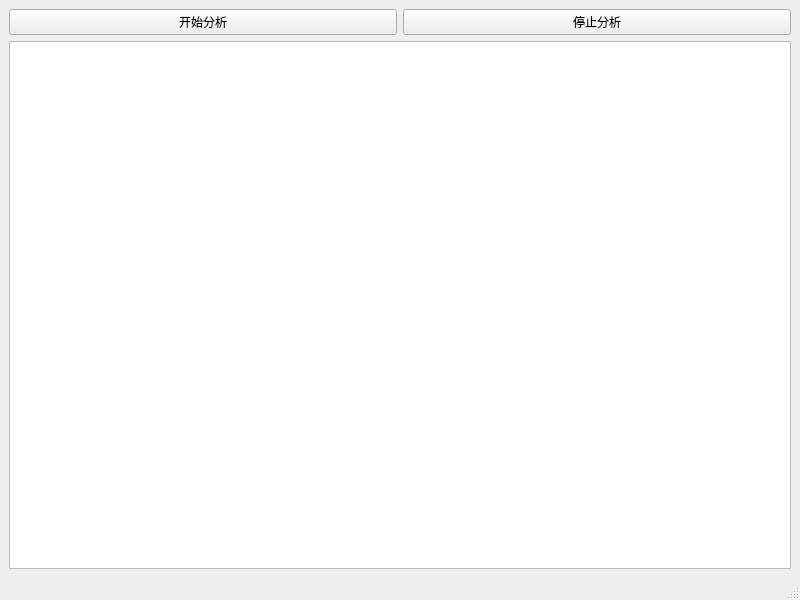
Qt form ui/mainwindow.ui (nayouta/WBSignalDetectWidgetDll) before a commit.
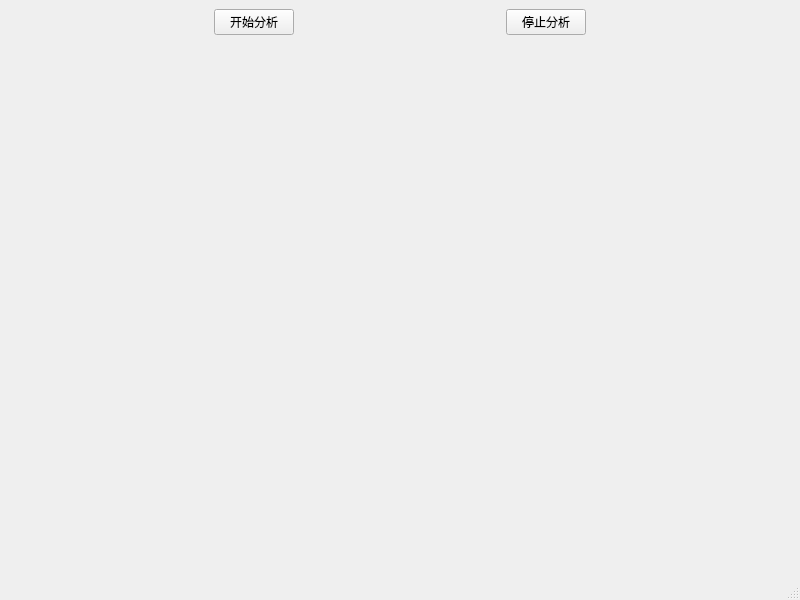
The same form after that commit. Custom widgets are drawn as their Qt base class.

```diff
--- a/ui/mainwindow.ui
+++ b/ui/mainwindow.ui
@@ -14,9 +14,22 @@
    <string>MainWindow</string>
   </property>
   <widget class="QWidget" name="centralwidget">
-   <layout class="QGridLayout" name="gridLayout">
+   <layout class="QGridLayout" name="gridLayout" rowstretch="0,1">
     <item row="0" column="0">
      <layout class="QHBoxLayout" name="horizontalLayout">
+      <item>
+       <spacer name="horizontalSpacer">
+        <property name="orientation">
+         <enum>Qt::Horizontal</enum>
+        </property>
+        <property name="sizeHint" stdset="0">
+         <size>
+          <width>40</width>
+          <height>20</height>
+         </size>
+        </property>
+       </spacer>
+      </item>
       <item>
        <widget class="QPushButton" name="pushButton_StartDetect">
         <property name="text">
@@ -24,6 +37,19 @@
         </property>
        </widget>
       </item>
+      <item>
+       <spacer name="horizontalSpacer_2">
+        <property name="orientation">
+         <enum>Qt::Horizontal</enum>
+        </property>
+        <property name="sizeHint" stdset="0">
+         <size>
+          <width>40</width>
+          <height>20</height>
+         </size>
+        </property>
+       </spacer>
+      </item>
       <item>
        <widget class="QPushButton" name="pushButton_StopDetect">
         <property name="text">
@@ -31,10 +57,23 @@
         </property>
        </widget>
       </item>
+      <item>
+       <spacer name="horizontalSpacer_3">
+        <property name="orientation">
+         <enum>Qt::Horizontal</enum>
+        </property>
+        <property name="sizeHint" stdset="0">
+         <size>
+          <width>40</width>
+          <height>20</height>
+         </size>
+        </property>
+       </spacer>
+      </item>
      </layout>
     </item>
     <item row="1" column="0">
-     <widget class="SignalDetectTableView" name="tableView"/>
+     <widget class="QWidget" name="widget" native="true"/>
     </item>
    </layout>
   </widget>
@@ -50,13 +89,6 @@
   </widget>
   <widget class="QStatusBar" name="statusbar"/>
  </widget>
- <customwidgets>
-  <customwidget>
-   <class>SignalDetectTableView</class>
-   <extends>QTableView</extends>
-   <header>signaldetecttableview.h</header>
-  </customwidget>
- </customwidgets>
  <resources/>
  <connections/>
 </ui>
```
Left out of the diff: 2 changed lines with no effect on the pictures.
